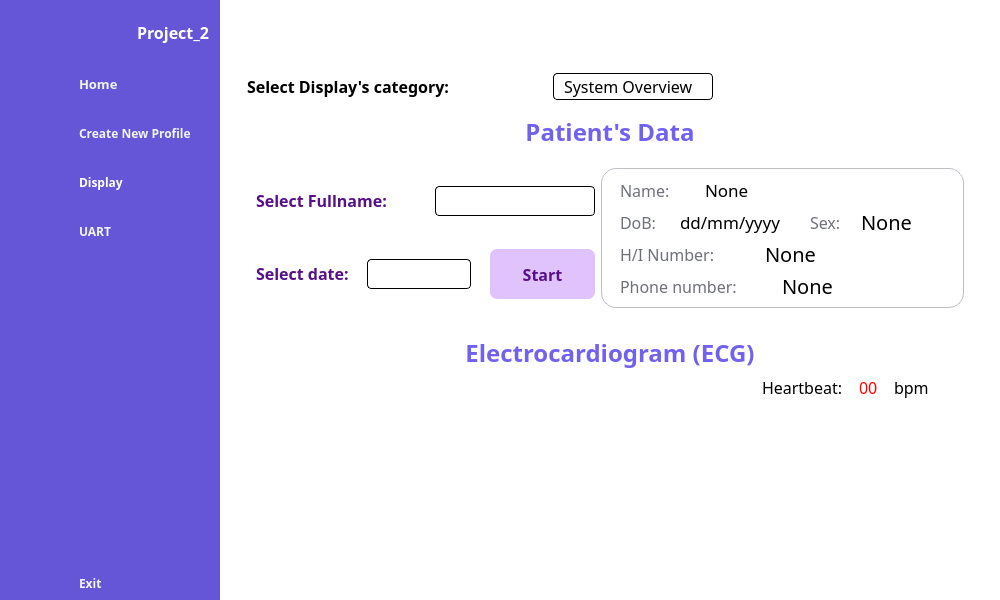
Qt form SW/Src/sidebar.ui (quocthien0705/Project2) before a commit.
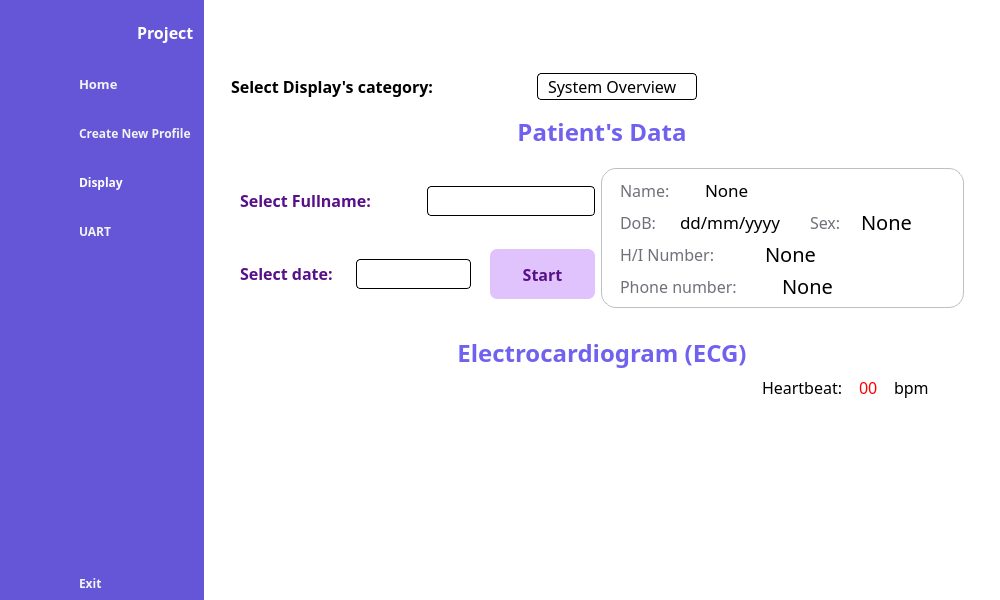
The same form after that commit. Icons and pictures are not drawn.

Patch:
```diff
--- a/SW/Src/sidebar.ui
+++ b/SW/Src/sidebar.ui
@@ -142,7 +142,7 @@
 	}</string>
            </property>
            <property name="text">
-            <string>Project_2</string>
+            <string>Project</string>
            </property>
           </widget>
          </item>
```
